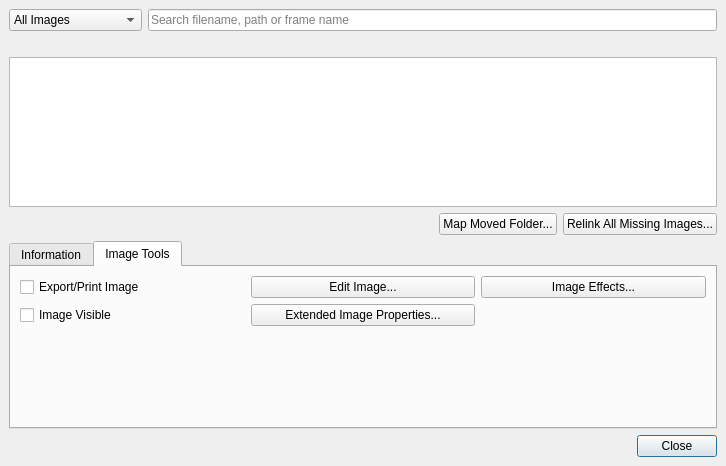
appajid/scribus, file scribus/ui/picstatus.ui: the form before one commit.
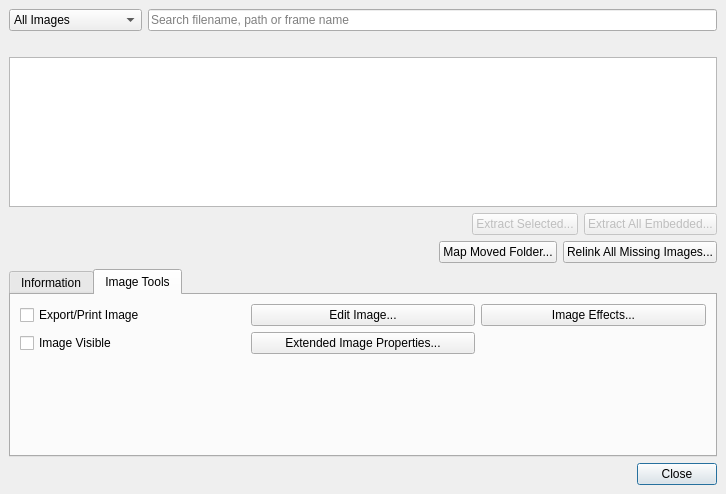
The form after the commit.

```diff
--- a/scribus/ui/picstatus.ui
+++ b/scribus/ui/picstatus.ui
@@ -89,6 +89,40 @@
      </property>
    </widget>
   </item>
+  <item>
+   <layout class="QHBoxLayout" name="extractEmbeddedLayout">
+    <item>
+     <spacer name="extractEmbeddedSpacer">
+      <property name="orientation">
+       <enum>Qt::Orientation::Horizontal</enum>
+      </property>
+      <property name="sizeHint" stdset="0">
+       <size><width>40</width><height>20</height></size>
+      </property>
+     </spacer>
+    </item>
+    <item>
+     <widget class="QPushButton" name="extractSelectedButton">
+      <property name="enabled"><bool>false</bool></property>
+      <property name="toolTip">
+       <string>Save the selected embedded image without recompressing or changing its format.</string>
+      </property>
+      <property name="text"><string>Extract Selected...</string></property>
+      <property name="autoDefault"><bool>false</bool></property>
+     </widget>
+    </item>
+    <item>
+     <widget class="QPushButton" name="extractAllButton">
+      <property name="enabled"><bool>false</bool></property>
+      <property name="toolTip">
+       <string>Extract every embedded image in the document. View filters do not limit this operation.</string>
+      </property>
+      <property name="text"><string>Extract All Embedded...</string></property>
+      <property name="autoDefault"><bool>false</bool></property>
+     </widget>
+    </item>
+   </layout>
+  </item>
   <item>
    <layout class="QHBoxLayout" name="relinkFolderLayout">
     <item>
```
